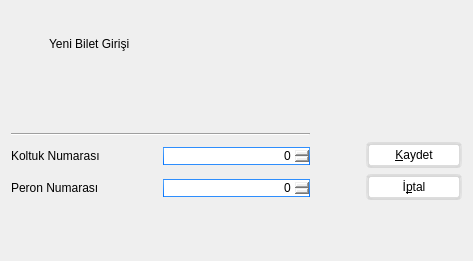
First picture: the form in Formlar/VeriFormlari/biletverigirisformu.ui, repository emirkyz/OtobusBilgiSistemi, before the edit.
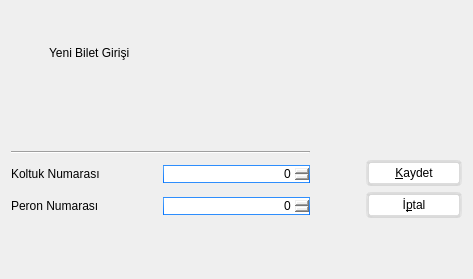
Second picture: the form after the edit. Icons and pictures are not drawn.

Patch:
```diff
--- a/Formlar/VeriFormlari/biletverigirisformu.ui
+++ b/Formlar/VeriFormlari/biletverigirisformu.ui
@@ -7,7 +7,7 @@
     <x>0</x>
     <y>0</y>
     <width>473</width>
-    <height>261</height>
+    <height>279</height>
    </rect>
   </property>
   <property name="windowTitle">
```
Left out of the diff: 42 changed lines with no effect on the pictures.
